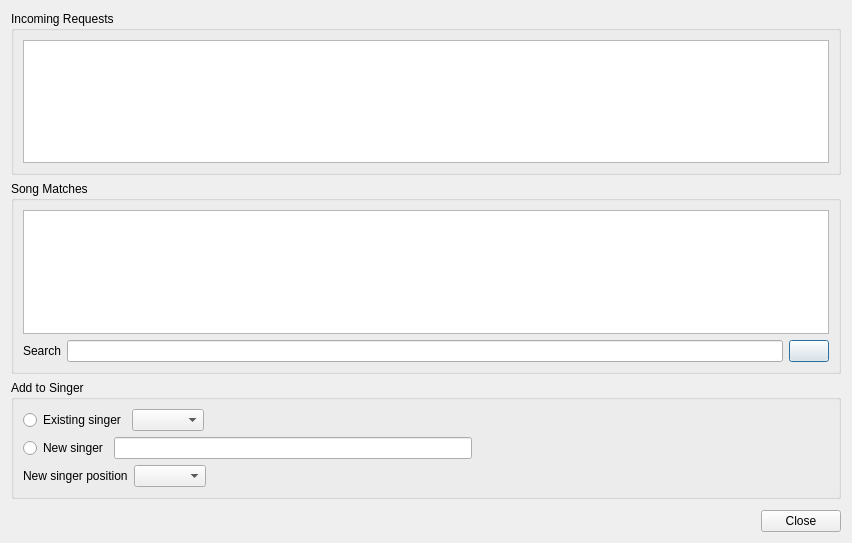
Above: KaraokeHost/khrequestsdialog.ui from OpenKJ/OpenKJ before the change. Below: the same form after it.
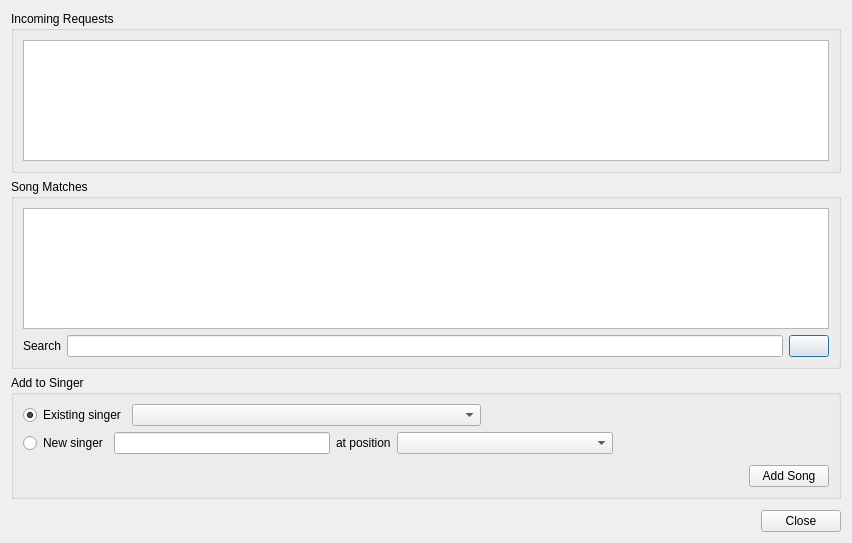
That is the form after the change. Icons and pictures are not drawn.

```diff
--- a/KaraokeHost/khrequestsdialog.ui
+++ b/KaraokeHost/khrequestsdialog.ui
@@ -95,10 +95,20 @@
           <property name="text">
            <string>Existing singer</string>
           </property>
+          <property name="checked">
+           <bool>true</bool>
+          </property>
          </widget>
         </item>
         <item>
-         <widget class="QComboBox" name="comboBox"/>
+         <widget class="QComboBox" name="comboBoxSingers">
+          <property name="sizePolicy">
+           <sizepolicy hsizetype="MinimumExpanding" vsizetype="Fixed">
+            <horstretch>0</horstretch>
+            <verstretch>0</verstretch>
+           </sizepolicy>
+          </property>
+         </widget>
         </item>
         <item>
          <spacer name="horizontalSpacer">
@@ -125,7 +135,30 @@
          </widget>
         </item>
         <item>
-         <widget class="QLineEdit" name="lineEdit_2"/>
+         <widget class="QLineEdit" name="lineEditSingerName"/>
+        </item>
+        <item>
+         <widget class="QLabel" name="labelAddPos">
+          <property name="sizePolicy">
+           <sizepolicy hsizetype="Minimum" vsizetype="Preferred">
+            <horstretch>0</horstretch>
+            <verstretch>0</verstretch>
+           </sizepolicy>
+          </property>
+          <property name="text">
+           <string>at position</string>
+          </property>
+         </widget>
+        </item>
+        <item>
+         <widget class="QComboBox" name="comboBoxAddPosition">
+          <property name="sizePolicy">
+           <sizepolicy hsizetype="MinimumExpanding" vsizetype="Fixed">
+            <horstretch>0</horstretch>
+            <verstretch>0</verstretch>
+           </sizepolicy>
+          </property>
+         </widget>
         </item>
         <item>
          <spacer name="horizontalSpacer_2">
@@ -145,18 +178,8 @@
       <item>
        <layout class="QHBoxLayout" name="horizontalLayout_4">
         <property name="topMargin">
-         <number>0</number>
+         <number>5</number>
         </property>
-        <item>
-         <widget class="QLabel" name="label_2">
-          <property name="text">
-           <string>New singer position</string>
-          </property>
-         </widget>
-        </item>
-        <item>
-         <widget class="QComboBox" name="comboBox_2"/>
-        </item>
         <item>
          <spacer name="horizontalSpacer_3">
           <property name="orientation">
@@ -170,6 +193,13 @@
           </property>
          </spacer>
         </item>
+        <item>
+         <widget class="QPushButton" name="pushButtonAddSong">
+          <property name="text">
+           <string>Add Song</string>
+          </property>
+         </widget>
+        </item>
        </layout>
       </item>
      </layout>
```
Left out of the diff: 6 changed lines with no effect on the pictures.
